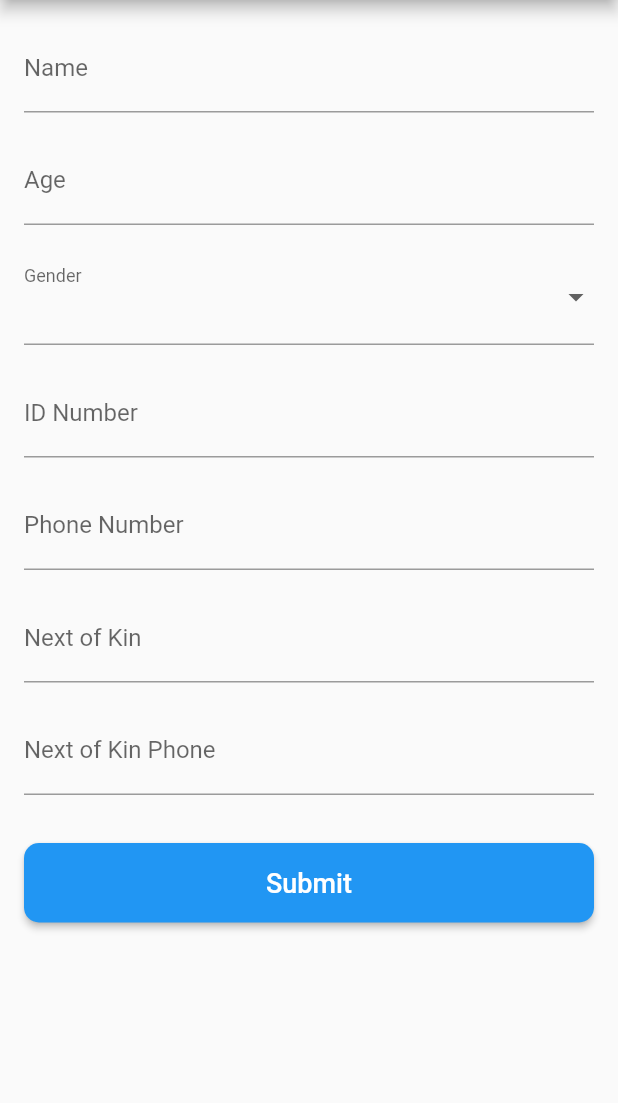
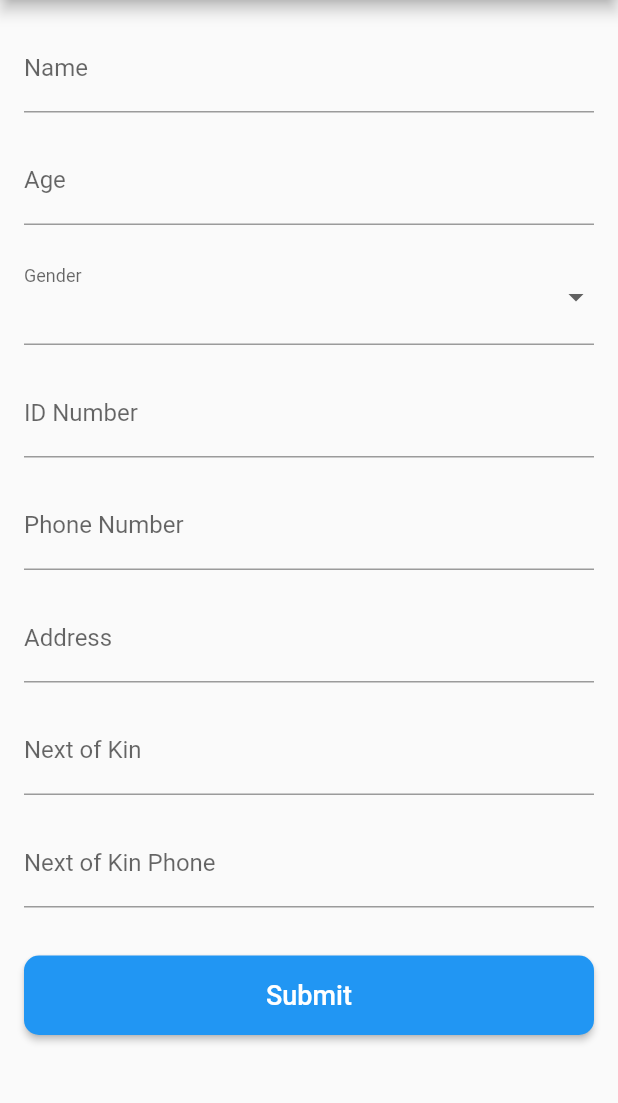
Before and after one commit to marvinlartey/roseth_eye_care, a Flutter app: the screen it shows after launch, after a tap on "Search with ID Number", on a phone screen of 412 x 824 dp, the part 84-1187 px from its top. Run offline on Flutter 3.47's test engine with Material 2 defaults, Android fonts, the phone set to English and light mode, and no system bars; our stand-ins replace cloud_firestore, firebase_core; accounts and stored records are empty.

Commit message:
added address field to patient info

```diff
--- a/lib/Pages/staff/homepage_staff.dart
+++ b/lib/Pages/staff/homepage_staff.dart
@@ -17,7 +17,7 @@ class StaffHomePage extends StatelessWidget {
         backgroundColor: const Color.fromARGB(255, 44, 122, 211),
       ),
       body: Padding(
-        padding: const EdgeInsets.all(18.0),
+        padding: const EdgeInsets.all(20.0),
         child: SingleChildScrollView(
           child: Column(children: [
             // User info bar
@@ -27,6 +27,7 @@ class StaffHomePage extends StatelessWidget {
 
             const Padding(padding: EdgeInsets.all(50)),
             Row(
+              mainAxisAlignment: MainAxisAlignment.center,
               children: [
                 // New patient button
 
@@ -45,21 +46,26 @@ class StaffHomePage extends StatelessWidget {
                   icon: Icons.person_search_rounded,
                   text: 'Search with ID Number',
                   onTap: () {
-                    Navigator.push(context,
-                        MaterialPageRoute(builder: (context) => NewPatient()));
+                    Navigator.push(
+                        context,
+                        MaterialPageRoute(
+                            builder: (context) => const NewPatient()));
                   },
                 ),
               ],
             ),
             Row(
+              mainAxisAlignment: MainAxisAlignment.center,
               children: [
                 // Search with name
                 MainButton(
                   icon: Icons.badge_outlined,
                   text: 'Search with name',
                   onTap: () {
-                    Navigator.push(context,
-                        MaterialPageRoute(builder: (context) => NewPatient()));
+                    Navigator.push(
+                        context,
+                        MaterialPageRoute(
+                            builder: (context) => const NewPatient()));
                   },
                 ),
 
@@ -68,8 +74,10 @@ class StaffHomePage extends StatelessWidget {
                   icon: Icons.edit_square,
                   text: 'Update Details',
                   onTap: () {
-                    Navigator.push(context,
-                        MaterialPageRoute(builder: (context) => PatientList()));
+                    Navigator.push(
+                        context,
+                        MaterialPageRoute(
+                            builder: (context) => const PatientList()));
                   },
                 ),
               ],
@@ -97,12 +105,9 @@ class MainButton extends StatelessWidget {
     double screenWidth = MediaQuery.of(context).size.width;
     double screenHeight = MediaQuery.of(context).size.height;
     return Padding(
-      padding: const EdgeInsets.all(8.0),
+      padding: const EdgeInsets.all(15.0),
       child: InkWell(
         onTap: onTap,
-        child: ClipRRect(
-          borderRadius: const BorderRadius.all(Radius.circular(20)),
-          child: Card(
         child: ClipRRect(
           borderRadius: BorderRadius.circular(20),
           child: Container(
@@ -112,6 +117,7 @@ class MainButton extends StatelessWidget {
             child: Padding(
               padding: const EdgeInsets.all(8.0),
               child: Column(
+                mainAxisAlignment: MainAxisAlignment.center,
                 children: [
                   Icon(
                     icon,
@@ -135,8 +141,6 @@ class MainButton extends StatelessWidget {
           ),
         ),
       ),
-        ),
-      ),
     );
   }
 }
--- a/lib/Pages/staff/new_patient.dart
+++ b/lib/Pages/staff/new_patient.dart
@@ -1,8 +1,9 @@
 import 'package:flutter/material.dart';
 import 'package:roseth_eye_care/Pages/staff/homepage_staff.dart';
-import 'package:roseth_eye_care/Pages/staff/parient_details.dart';
 
 import '../../main.dart';
+
+// TODO: CATCH WRONG DATA TYPES
 
 class NewPatient extends StatefulWidget {
   const NewPatient({super.key});
@@ -16,6 +17,8 @@ class _NewPatientState extends State<NewPatient> {
   final _formKey = GlobalKey<FormState>();
 
   final TextEditingController _nameController = TextEditingController();
+  final TextEditingController _addressController = TextEditingController();
+
   final TextEditingController _ageController = TextEditingController();
   final TextEditingController _idNumberController = TextEditingController();
   final TextEditingController _phoneNumberController = TextEditingController();
@@ -24,6 +27,7 @@ class _NewPatientState extends State<NewPatient> {
       TextEditingController();
 
   final _ageFocusNode = FocusNode();
+  final _addressFocusNode = FocusNode();
   final _genderFocusNode = FocusNode();
   final _idNumberFocusNode = FocusNode();
   final _phoneNumberFocusNode = FocusNode();
@@ -34,6 +38,7 @@ class _NewPatientState extends State<NewPatient> {
   void dispose() {
     _ageFocusNode.dispose();
     _genderFocusNode.dispose();
+    _addressFocusNode.dispose();
     _idNumberFocusNode.dispose();
     _phoneNumberFocusNode.dispose();
     _nextOfKinFocusNode.dispose();
@@ -47,12 +52,13 @@ class _NewPatientState extends State<NewPatient> {
     int age = int.parse(_ageController.text);
     String idNumber = _idNumberController.text;
     String phoneNumber = _phoneNumberController.text;
+    String address = _addressController.text;
     String nextOfKin = _nextOfKinController.text;
     String nextOfKinPhone = _nextOfKinPhoneController.text;
 
     // Send patient information to Firestore
-    addPatient(name, age, selectedGender, idNumber, phoneNumber, nextOfKin,
-        nextOfKinPhone);
+    addPatient(name, age, selectedGender, idNumber, phoneNumber, address,
+        nextOfKin, nextOfKinPhone);
 
     // Clear form fields
     _formKey.currentState!.reset();
@@ -91,9 +97,16 @@ class _NewPatientState extends State<NewPatient> {
                     _phoneNumberController),
                 const SizedBox(height: 16.0),
                 _buildTextField(
+                    'Address',
+                    TextInputType.text,
+                    _phoneNumberFocusNode,
+                    _addressFocusNode,
+                    _addressController),
+                const SizedBox(height: 16.0),
+                _buildTextField(
                     'Next of Kin',
                     TextInputType.text,
-                    _phoneNumberFocusNode,
+                    _addressFocusNode,
                     _nextOfKinFocusNode,
                     _nextOfKinController),
                 const SizedBox(height: 16.0),
@@ -111,7 +124,7 @@ class _NewPatientState extends State<NewPatient> {
                       Navigator.push(
                           context,
                           MaterialPageRoute(
-                              builder: (context) => StaffHomePage()));
+                              builder: (context) => const StaffHomePage()));
                     }
                   },
                   style: ElevatedButton.styleFrom(
--- a/lib/Pages/staff/parient_details.dart
+++ b/lib/Pages/staff/parient_details.dart
@@ -3,7 +3,7 @@ import 'package:flutter/material.dart';
 class PatientDetailsPage extends StatelessWidget {
   final Map<String, dynamic> patientData; // Patient data to display
 
-  PatientDetailsPage(this.patientData);
+  const PatientDetailsPage(this.patientData, {super.key});
 
   @override
   Widget build(BuildContext context) {
```
Also changed, not shown: lib/main.dart (+9 -2 lines). Lines whose indentation alone changed are shown as unchanged.
